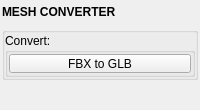
First picture: the form in extapps/mesh_convert/mesh_convert.ui, repository m3trik/extapps, before the edit.
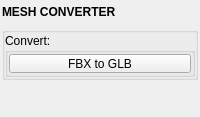
Second picture: the form after the edit. Custom widgets are drawn as their Qt base class.

```diff
--- a/extapps/mesh_convert/mesh_convert.ui
+++ b/extapps/mesh_convert/mesh_convert.ui
@@ -169,6 +169,9 @@
         <property name="orientation">
          <enum>Qt::Vertical</enum>
         </property>
+        <property name="sizeType">
+         <enum>QSizePolicy::Fixed</enum>
+        </property>
         <property name="sizeHint" stdset="0">
          <size>
           <width>0</width>
```
Left out of the diff: 6 changed lines with no effect on the pictures.
